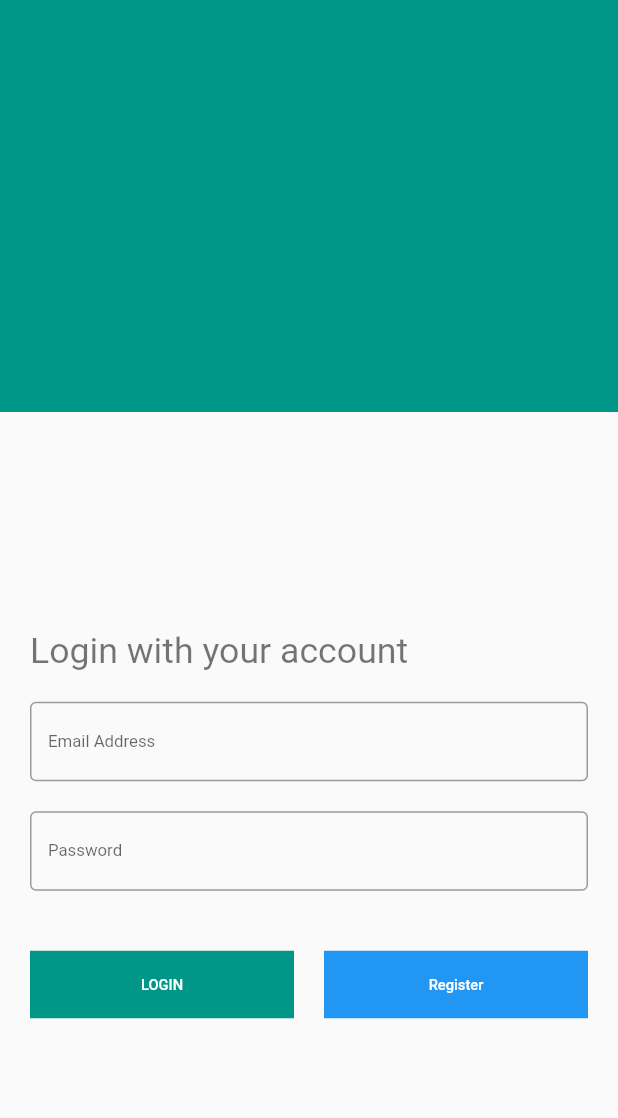
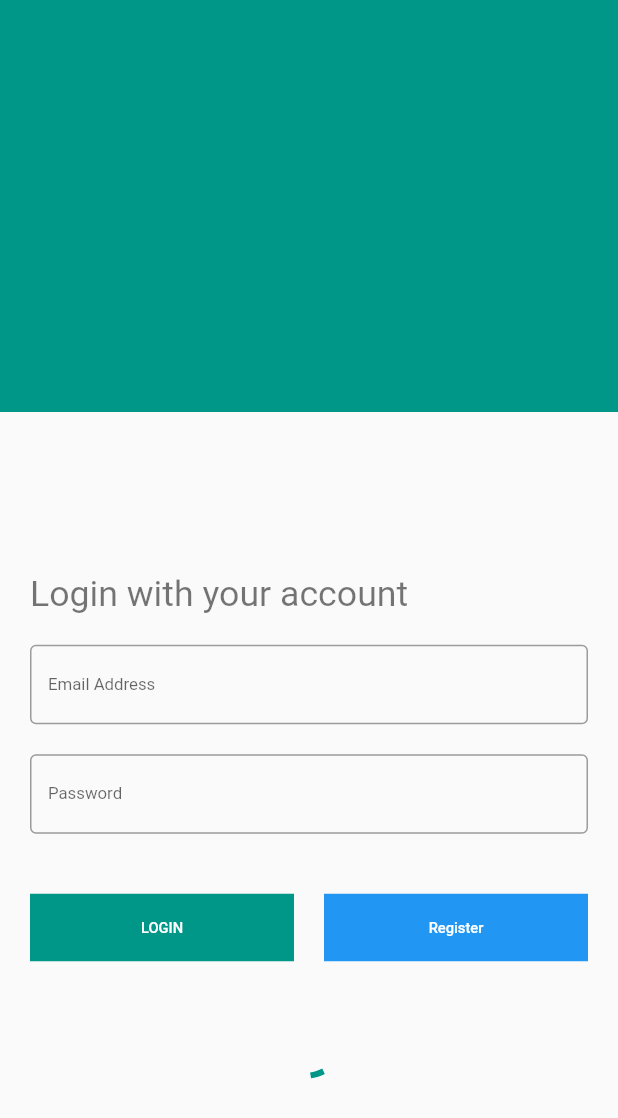
Before and after one commit to ashrafffathalla/Responsive, a Flutter app: the screen it shows after launch, on a phone screen of 412 x 824 dp. Shown: the top 1118 px of the screen. Run offline on Flutter 3.47's test engine with Material 2 defaults, Android fonts, the phone set to English and light mode, and no system bars.

Commit message:
commit and push

```diff
--- a/lib/main.dart
+++ b/lib/main.dart
@@ -1,8 +1,9 @@
 import 'dart:io';
 
 import 'package:flutter/material.dart';
-import 'package:responsive/screens/desktop.dart';
-import 'package:responsive/screens/mobile.dart';
+import 'package:responsive/responsive/screens/desktop.dart';
+import 'package:responsive/responsive/screens/mobile.dart';
+
 
 void main() {
   runApp(const MyApp());
--- /dev/null
+++ b/lib/responsive/adaptive/adaptive_indecator.dart
@@ -0,0 +1,20 @@
+import 'package:flutter/cupertino.dart';
+import 'package:flutter/material.dart';
+class AdaptiveIndicator extends StatelessWidget
+{
+  String  os;
+   AdaptiveIndicator({
+    Key? key,
+    required this.os,
+  }) : super(key: key);
+  @override
+  Widget build(BuildContext context)
+  {
+    if(os == 'android')
+    {
+      return const CircularProgressIndicator();
+    }else {
+      return const CupertinoActivityIndicator();
+    }
+  }
+}
--- /dev/null
+++ b/lib/responsive/adaptive/constance.dart
@@ -0,0 +1,5 @@
+import 'dart:io';
+String getOS()
+{
+  return Platform.operatingSystem;
+}
--- a/lib/screens/mobile.dart
+++ b/lib/responsive/screens/mobile.dart
@@ -1,4 +1,6 @@
 import 'package:flutter/material.dart';
+import 'package:responsive/responsive/adaptive/adaptive_indecator.dart';
+import 'package:responsive/responsive/adaptive/constance.dart';
 class MobileScreen extends StatelessWidget {
   const MobileScreen({Key? key}) : super(key: key);
   @override
@@ -79,6 +81,10 @@ class MobileScreen extends StatelessWidget {
                         ),
                       ),
                     ],
+                  ),
+                  const SizedBox(height: 40.0),
+                  Center(
+                    child: AdaptiveIndicator(os: getOS(),),
                   )
                 ],
               ),
```
Also changed, not shown: lib/responsive/screens/desktop.dart (renamed from lib/screens/desktop.dart).
